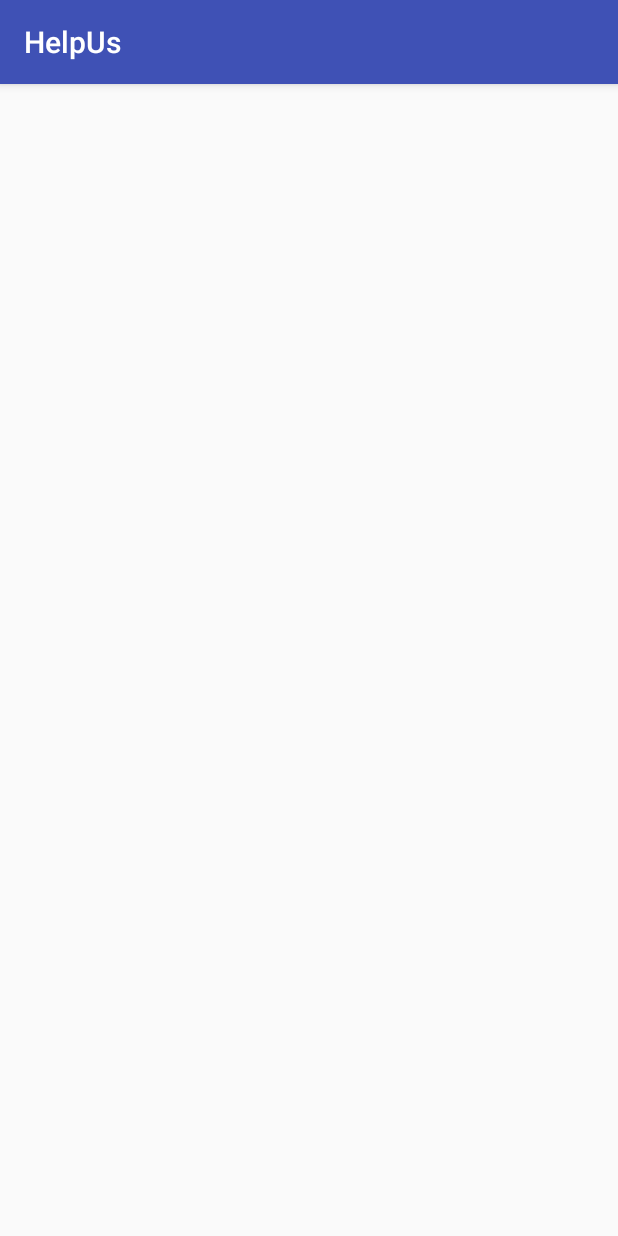
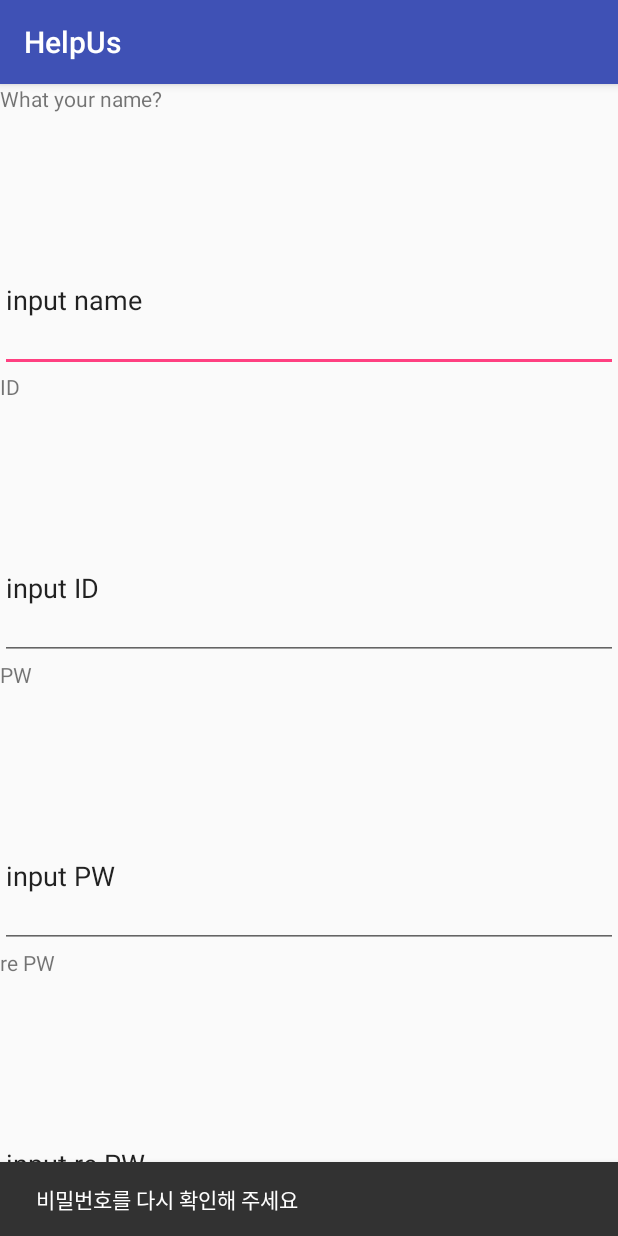
Before and after one commit to curaai/help_us, an Android app: the SignupActivity screen opened directly, with no data from a screen before it, on a phone screen of 412 x 824 dp. Run offline under Robolectric (Android 15) with nearby library versions, the phone set to English and light mode, and no system bars; libraries missing offline, so code that uses them is left out: com.androidquery, com.androidquery.callback.

Commit message:
android init

```diff
--- a/Android/HelpUs/app/build.gradle
+++ b/Android/HelpUs/app/build.gradle
@@ -32,6 +32,7 @@ dependencies {
     compile 'com.google.firebase:firebase-core:10.2.1'
     compile 'com.googlecode.android-query:android-query:0.25.9'
     testCompile 'junit:junit:4.12'
+    compile 'com.android.support:design:26.0.0-alpha1'
 }
 
 apply plugin: 'com.google.gms.google-services'
--- a/Android/HelpUs/app/src/main/java/stack/birds/helpus/AccountActivity/SignupActivity.java
+++ b/Android/HelpUs/app/src/main/java/stack/birds/helpus/AccountActivity/SignupActivity.java
@@ -1,15 +1,63 @@
 package stack.birds.helpus.AccountActivity;
 
+import android.os.Bundle;
+import android.support.design.widget.Snackbar;
 import android.support.v7.app.AppCompatActivity;
-import android.os.Bundle;
+import android.widget.EditText;
+
+import com.androidquery.AQuery;
+import com.androidquery.callback.AjaxCallback;
+import com.androidquery.callback.AjaxStatus;
+
+import java.util.HashMap;
 
 import stack.birds.helpus.R;
 
 public class SignupActivity extends AppCompatActivity {
 
+    EditText name, id, pw, re_pw;
+    AQuery aq;
+    String REGIST_URL = "";
+    String str_name, str_id, str_pw, str_re_pw;
+
     @Override
     protected void onCreate(Bundle savedInstanceState) {
         super.onCreate(savedInstanceState);
         setContentView(R.layout.activity_signup);
+
+        name = (EditText) findViewById(R.id.name_enter);
+        id= (EditText) findViewById(R.id.ID_enter);
+        pw = (EditText) findViewById(R.id.PW_enter);
+        re_pw = (EditText) findViewById(R.id.rPW_enter);
+
+        str_name = name.getText().toString();
+        str_id = id.getText().toString();
+        str_pw = pw.getText().toString();
+        str_re_pw = re_pw.getText().toString();
+
+        if(!str_pw.equals(str_re_pw)) {
+            Snackbar.make(getWindow().getDecorView().getRootView()
+                    , "비밀번호를 다시 확인해 주세요", Snackbar.LENGTH_LONG).show();
+        } else {
+            sendRegistInfo();
+        }
+    }
+
+    public boolean sendRegistInfo() {
+
+        HashMap<String, String> param = new HashMap<String, String>();
+        param.put("a", str_name);
+        param.put("b", str_id);
+        param.put("c", str_pw);
+        param.put("d", str_re_pw);
+
+        aq = new AQuery(getApplicationContext());
+        aq.ajax(REGIST_URL, param, String.class, new AjaxCallback<String>() {
+            @Override
+            public void callback(String url, String object, AjaxStatus status) {
+
+            }
+        });
+        return true;
     }
 }
--- a/Android/HelpUs/app/src/main/res/layout/activity_signup.xml
+++ b/Android/HelpUs/app/src/main/res/layout/activity_signup.xml
@@ -1,9 +1,72 @@
 <?xml version="1.0" encoding="utf-8"?>
-<android.support.constraint.ConstraintLayout xmlns:android="http://schemas.android.com/apk/res/android"
-    xmlns:app="http://schemas.android.com/apk/res-auto"
-    xmlns:tools="http://schemas.android.com/tools"
+<LinearLayout xmlns:android="http://schemas.android.com/apk/res/android"
+    android:orientation="vertical"
     android:layout_width="match_parent"
-    android:layout_height="match_parent"
-    tools:context="stack.birds.helpus.AccountActivity.SignupActivity">
+    android:layout_height="match_parent">
 
-</android.support.constraint.ConstraintLayout>
+
+    <TextView
+        android:id="@+id/name_explain"
+        android:layout_width="match_parent"
+        android:layout_height="0dp"
+        android:layout_weight="1"
+        android:text="What your name?" />
+
+    <EditText
+        android:id="@+id/name_enter"
+        android:layout_width="match_parent"
+        android:layout_height="0dp"
+        android:layout_weight="1"
+        android:ems="10"
+        android:inputType="textPersonName"
+        android:text="input name" />
+
+    <TextView
+        android:id="@+id/ID_explain"
+        android:layout_width="match_parent"
+        android:layout_height="0dp"
+        android:layout_weight="1"
+        android:text="ID" />
+
+    <EditText
+        android:id="@+id/ID_enter"
+        android:layout_width="match_parent"
+        android:layout_height="0dp"
+        android:layout_weight="1"
+        android:ems="10"
+        android:inputType="textPersonName"
+        android:text="input ID" />
+
+    <TextView
+        android:id="@+id/PW_explain"
+        android:layout_width="match_parent"
+        android:layout_height="0dp"
+        android:layout_weight="1"
+        android:text="PW" />
+
+    <EditText
+        android:id="@+id/PW_enter"
+        android:layout_width="match_parent"
+        android:layout_height="0dp"
+        android:layout_weight="1"
+        android:ems="10"
+        android:inputType="textPersonName"
+        android:text="input PW" />
+
+    <TextView
+        android:id="@+id/rPW_explain"
+        android:layout_width="match_parent"
+        android:layout_height="0dp"
+        android:layout_weight="1"
+        android:text="re PW" />
+
+    <EditText
+        android:id="@+id/rPW_enter"
+        android:layout_width="match_parent"
+        android:layout_height="0dp"
+        android:layout_weight="1"
+        android:ems="10"
+        android:inputType="textPersonName"
+        android:text="input re PW" />
+
+</LinearLayout>
```
